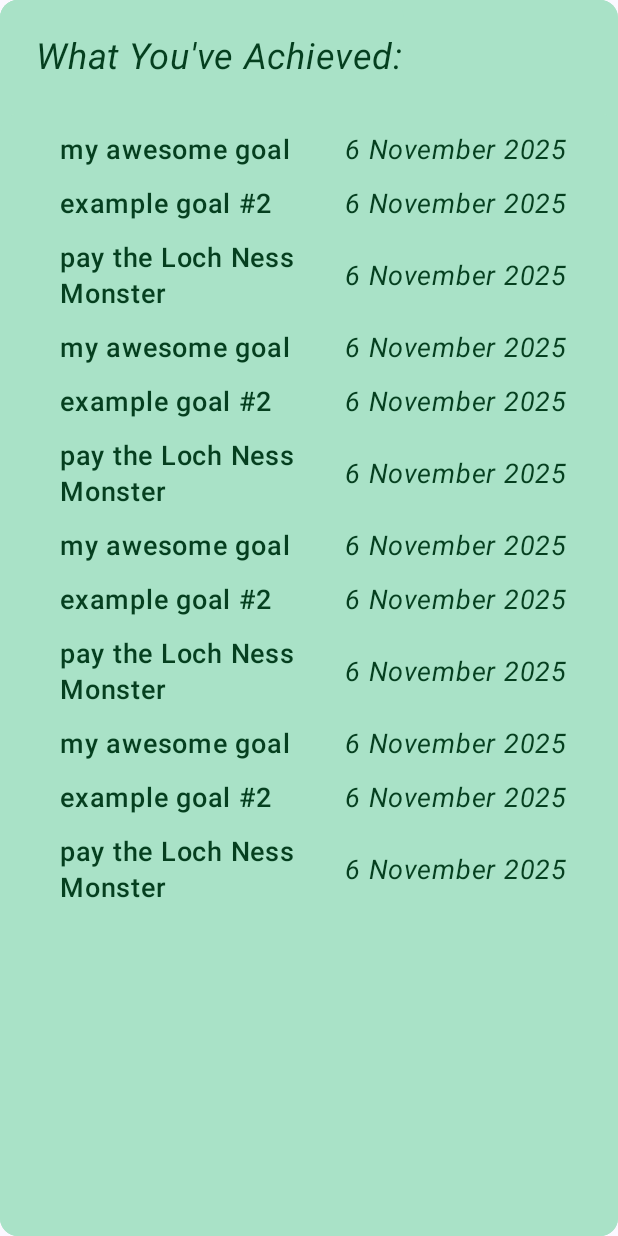
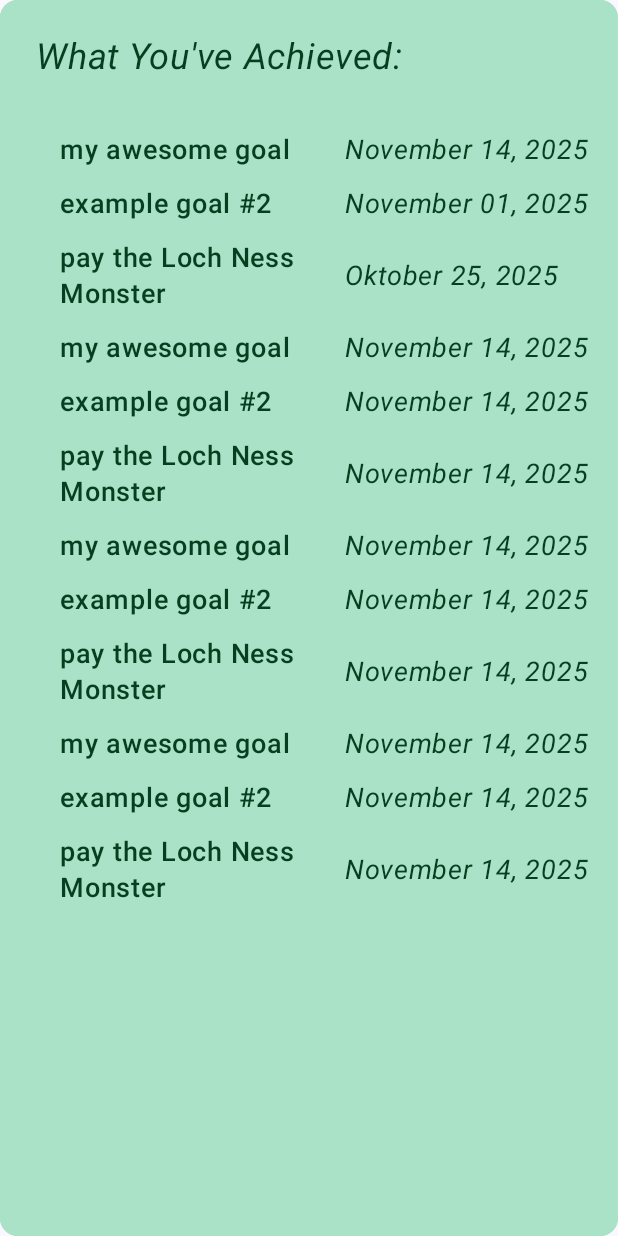
Before and after one commit to wellofmimir/FinanceApp, an Android app built with Jetpack Compose: the composable AchievementsSection shown on its own in the app's theme, on a phone screen of 412 x 824 dp. Run offline under Robolectric (Android 15) with nearby library versions, the phone set to English and light mode, and no system bars.

Commit message:
Datum eingebaut in Goals-Tabelle in der Datenbank; Datum eingebaut in Quote-Tabelle; In Tutorial angegebenes Goal wird auch direkt in der GoalprogressSection angezeigt; Farben angepasst und FirstTokenMenu angepasst; Weitere Anpassungen hier und da

```diff
--- a/app/src/main/java/com/example/financeapp/AchievementsSection.kt
+++ b/app/src/main/java/com/example/financeapp/AchievementsSection.kt
@@ -114,7 +114,7 @@ fun AchievementsSection(modifier: Modifier = Modifier, context: Context = LocalC
                     )
 
                     Text (
-                        text = "6 November 2025",
+                        text = it.dateWhenFinished,
                         color = Emerald,
                         fontSize = 18.sp,
                         fontStyle = FontStyle.Italic,
--- a/app/src/main/java/com/example/financeapp/AchievementsSectionViewModel.kt
+++ b/app/src/main/java/com/example/financeapp/AchievementsSectionViewModel.kt
@@ -14,18 +14,18 @@ class AchievementsSectionViewModel(private val repository: GoalRepository): View
     private fun insertExampleGoals() {
 
         val exampleGoals = listOf (
-            Goal(1, "my awesome goal", 1100.0f, 0f,2),
-            Goal(1, "example goal #2", 1100.0f, 0f,2),
-            Goal(1, "pay the Loch Ness Monster", 1101.0f, 0f,2),
-            Goal(1, "my awesome goal", 1100.0f, 0f,2),
-            Goal(1, "example goal #2", 1100.0f, 0f,2),
-            Goal(1, "pay the Loch Ness Monster", 1101.0f, 0f,2),
-            Goal(1, "my awesome goal", 1100.0f, 0f,2),
-            Goal(1, "example goal #2", 1100.0f, 0f,2),
-            Goal(1, "pay the Loch Ness Monster", 1101.0f, 0f,2),
-            Goal(1, "my awesome goal", 1100.0f, 0f,2),
-            Goal(1, "example goal #2", 1100.0f, 0f,2),
-            Goal(1, "pay the Loch Ness Monster", 1101.0f, 0f,2)
+            Goal(1, "my awesome goal", 1100.0f, 0f,2, "November 14, 2025"),
+            Goal(1, "example goal #2", 1100.0f, 0f,2, "November 01, 2025"),
+            Goal(1, "pay the Loch Ness Monster", 1101.0f, 0f,2, "Oktober 25, 2025"),
+            Goal(1, "my awesome goal", 1100.0f, 0f,2, "November 14, 2025"),
+            Goal(1, "example goal #2", 1100.0f, 0f,2, "November 14, 2025"),
+            Goal(1, "pay the Loch Ness Monster", 1101.0f, 0f,2, "November 14, 2025"),
+            Goal(1, "my awesome goal", 1100.0f, 0f,2, "November 14, 2025"),
+            Goal(1, "example goal #2", 1100.0f, 0f,2, "November 14, 2025"),
+            Goal(1, "pay the Loch Ness Monster", 1101.0f, 0f,2, "November 14, 2025"),
+            Goal(1, "my awesome goal", 1100.0f, 0f,2, "November 14, 2025"),
+            Goal(1, "example goal #2", 1100.0f, 0f,2, "November 14, 2025"),
+            Goal(1, "pay the Loch Ness Monster", 1101.0f, 0f,2, "November 14, 2025")
         )
 
         internGoals.value = exampleGoals
--- a/app/src/main/java/com/example/financeapp/AddNewGoalMenuViewModel.kt
+++ b/app/src/main/java/com/example/financeapp/AddNewGoalMenuViewModel.kt
@@ -9,7 +9,6 @@ import androidx.lifecycle.ViewModel
 class AddNewGoalMenuViewModel(private val repository: GoalRepository) : ViewModel() {
 
     fun newGoalAdded(goal: String, amount: Float, statusDescription: String) {
-
         repository.insertGoal(goal, amount, 0f, statusDescription)
     }
 }
--- a/app/src/main/java/com/example/financeapp/GoalprogressSection.kt
+++ b/app/src/main/java/com/example/financeapp/GoalprogressSection.kt
@@ -32,7 +32,6 @@ import androidx.compose.ui.draw.alpha
 import androidx.compose.ui.text.style.TextAlign
 import androidx.compose.ui.text.font.FontWeight
 import androidx.compose.ui.text.style.TextDecoration
-import androidx.compose.ui.graphics.Color
 import com.example.financeapp.ui.theme.Emerald
 
 @Composable
--- a/app/src/main/java/com/example/financeapp/HeaderSection.kt
+++ b/app/src/main/java/com/example/financeapp/HeaderSection.kt
@@ -7,7 +7,6 @@ import androidx.compose.foundation.layout.*
 import androidx.compose.foundation.layout.Column
 import androidx.compose.foundation.shape.RoundedCornerShape
 import androidx.compose.ui.Modifier
-import androidx.compose.ui.graphics.Color
 import androidx.compose.ui.res.painterResource
 import androidx.compose.ui.text.font.FontFamily
 import androidx.compose.runtime.mutableStateOf
@@ -119,9 +118,9 @@ fun HeaderSection(onNewSectionIdentifier: (Screen) -> Unit, tutorialInformation:
                 Image (
                     painter = painterResource(R.drawable.punktemenu_foreground),
                     contentDescription = "Punktemenu",
-                    colorFilter = androidx.compose.ui.graphics.ColorFilter.tint(Color.Black),
+                    colorFilter = androidx.compose.ui.graphics.ColorFilter.tint(Emerald),
                     modifier = Modifier
-                        .height(32.dp)
+                        .height(40.dp)
                         .clickable (
                             indication = null,
                             interactionSource = remember { MutableInteractionSource() }
--- a/app/src/main/java/com/example/financeapp/LikedQuotesSectionViewModel.kt
+++ b/app/src/main/java/com/example/financeapp/LikedQuotesSectionViewModel.kt
@@ -1,10 +1,6 @@
 package com.example.financeapp
 
 import androidx.lifecycle.ViewModel
-import androidx.lifecycle.viewModelScope
-import kotlinx.coroutines.flow.MutableStateFlow
-import kotlinx.coroutines.flow.asStateFlow
-import kotlinx.coroutines.launch
 
 class LikedQuotesSectionViewModel(private val repository: QuoteRepository) : ViewModel() {
 
--- a/app/src/main/java/com/example/financeapp/QuoteSection.kt
+++ b/app/src/main/java/com/example/financeapp/QuoteSection.kt
@@ -51,6 +51,10 @@ fun QuoteSection(modifier: Modifier = Modifier, tutorialInformation: TutorialInf
             }
         }
     )
+
+    val currentDate = java.time.LocalDate.now()
+    val formatter = java.time.format.DateTimeFormatter.ofPattern("MMMM d, yyyy", java.util.Locale.ENGLISH)
+    val formattedDate = currentDate.format(formatter)
 
     val quoteState = quoteViewModel.quote.collectAsState()
     val quotedPersonState = quoteViewModel.quotedPerson.collectAsState()
--- a/app/src/main/java/com/example/financeapp/RecentlyCompletedGoalsSectionViewModel.kt
+++ b/app/src/main/java/com/example/financeapp/RecentlyCompletedGoalsSectionViewModel.kt
@@ -14,9 +14,9 @@ class RecentlyCompletedGoalsSectionViewModel(private val repository: GoalReposit
 
         val exampleGoals = listOf (
 
-            Goal(1, "my awesome goal", 1100.0f, 0f,2),
-            Goal(1, "example goal #2", 1100.0f, 0f,2),
-            Goal(1, "pay the Loch Ness Monster", 1101.0f, 0f,2)
+            Goal(1, "my awesome goal", 1100.0f, 0f,2, "May 04, 2024"),
+            Goal(1, "example goal #2", 1100.0f, 0f,2, "May 04, 2024"),
+            Goal(1, "pay the Loch Ness Monster", 1101.0f, 0f,2, "May 04, 2024")
         )
 
         internGoals.value = exampleGoals
```
Also changed, not shown: app/src/main/java/com/example/financeapp/FinanceAppDatabase.kt (+36 -13 lines), app/src/main/java/com/example/financeapp/GoalRepository.kt (+13 -2 lines), app/src/main/java/com/example/financeapp/GoalsSectionViewModel.kt (+12 -12 lines), app/src/main/java/com/example/financeapp/LikedQuotesSection.kt (+13 -12 lines), app/src/main/java/com/example/financeapp/QuoteRepository.kt (+6 -1 lines), app/src/main/java/com/example/financeapp/WelcomeScreen.kt (+74 -42 lines), app/src/main/java/com/example/financeapp/WelcomeScreenViewModel.kt (+16 -2 lines).
